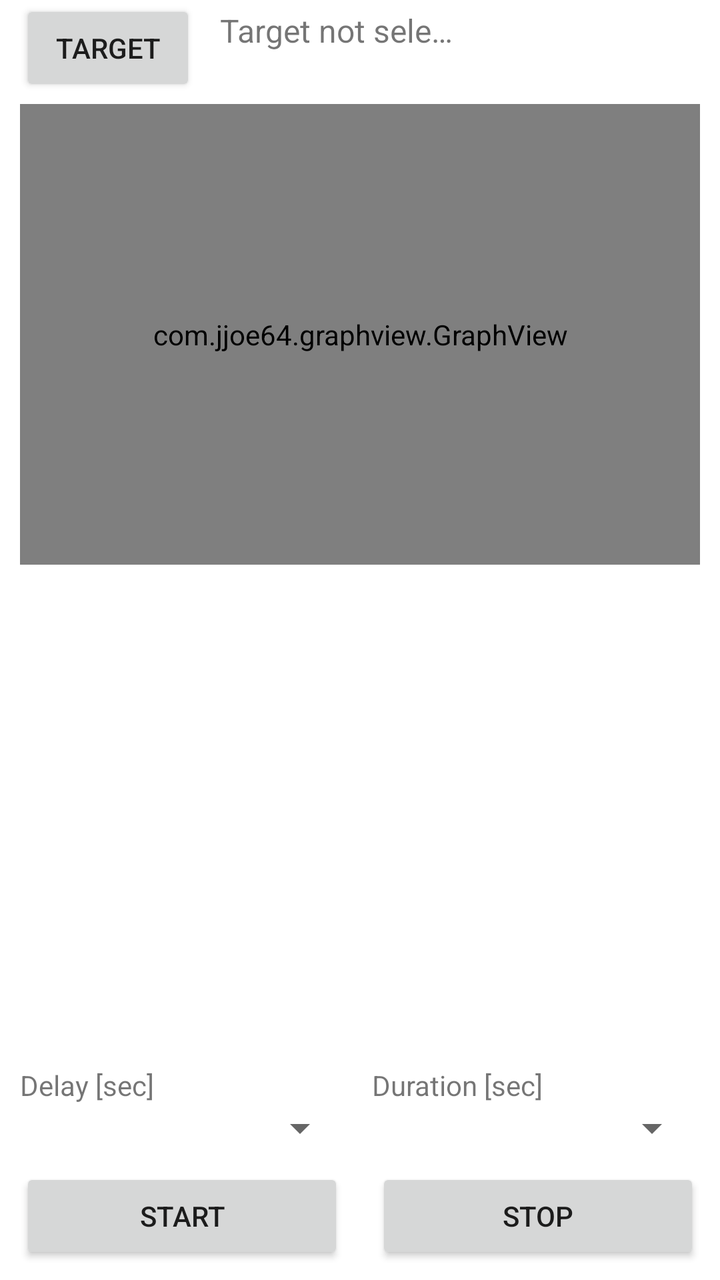
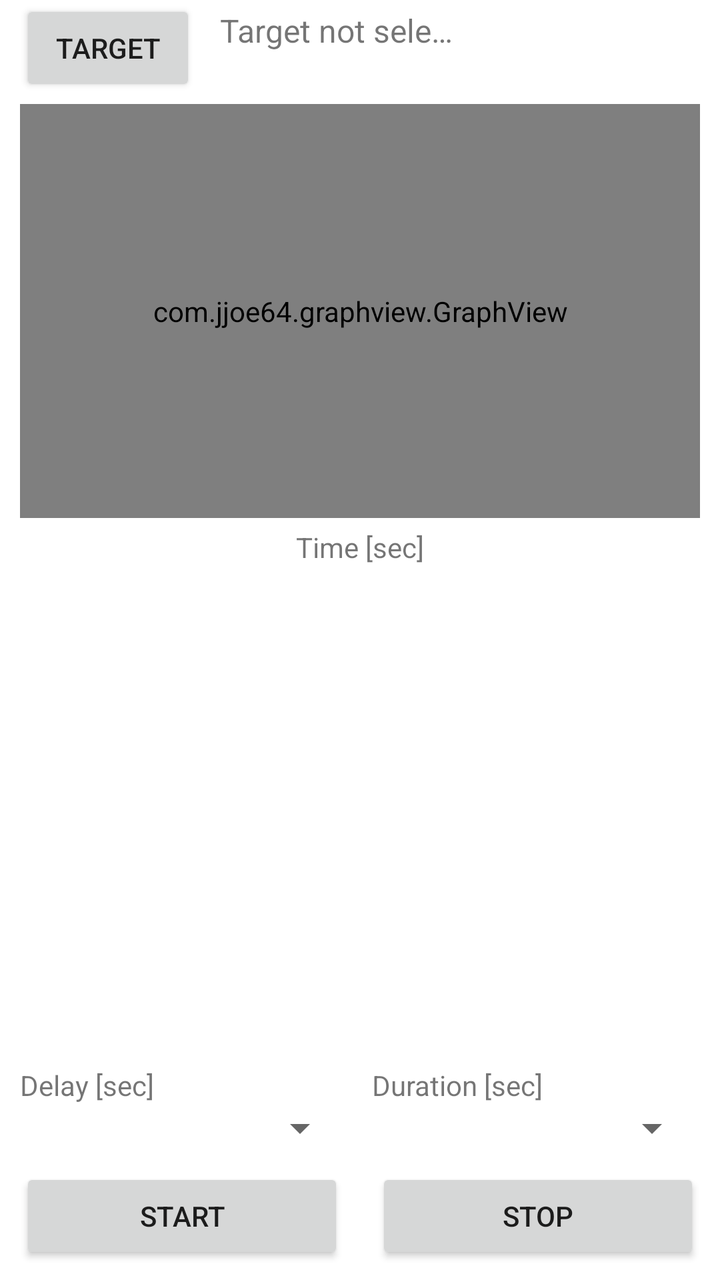

Before-and-after screenshots of an Android layout around one commit, followed by the original layout XML and the change that was made.
<!-- AndroidManifest.xml: application theme Theme.BTClassicScanner -->
<!-- res/layout/activity_main.xml -->
<?xml version="1.0" encoding="utf-8"?>
<androidx.constraintlayout.widget.ConstraintLayout xmlns:android="http://schemas.android.com/apk/res/android"
    xmlns:app="http://schemas.android.com/apk/res-auto"
    xmlns:tools="http://schemas.android.com/tools"
    android:id="@+id/rootLayout"
    android:layout_width="match_parent"
    android:layout_height="match_parent"
    android:paddingStart="10dp"
    android:paddingEnd="10dp"
    tools:context=".MainActivity">

    <LinearLayout
        android:id="@+id/targetRow"
        android:layout_width="0dp"
        android:layout_height="wrap_content"
        android:gravity="center_vertical"
        android:orientation="horizontal"
        app:layout_constraintEnd_toEndOf="parent"
        app:layout_constraintStart_toStartOf="parent"
        app:layout_constraintTop_toTopOf="parent">

        <Button
            android:id="@+id/targetButton"
            android:layout_width="wrap_content"
            android:layout_height="wrap_content"
            android:text="@string/target" />

        <LinearLayout
            android:layout_width="0dp"
            android:layout_height="wrap_content"
            android:layout_marginStart="12dp"
            android:layout_weight="1"
            android:orientation="horizontal">

            <LinearLayout
                android:layout_width="0dp"
                android:layout_height="wrap_content"
                android:layout_weight="1.1"
                android:orientation="vertical">

                <TextView
                    android:id="@+id/targetDeviceNameTextView"
                    android:layout_width="match_parent"
                    android:layout_height="wrap_content"
                    android:ellipsize="end"
                    android:maxLines="1"
                    android:text="@string/target_not_selected"
                    android:textSize="16sp" />

                <TextView
                    android:id="@+id/targetDeviceAddressTextView"
                    android:layout_width="match_parent"
                    android:layout_height="wrap_content"
                    android:ellipsize="end"
                    android:maxLines="1"
                    android:textSize="13sp" />
            </LinearLayout>

            <LinearLayout
                android:layout_width="0dp"
                android:layout_height="wrap_content"
                android:layout_marginStart="4dp"
                android:layout_weight="1"
                android:orientation="vertical">

                <TextView
                    android:id="@+id/targetDeviceTypeTextView"
                    android:layout_width="match_parent"
                    android:layout_height="wrap_content"
                    android:ellipsize="end"
                    android:maxLines="1"
                    android:textSize="13sp" />

                <TextView
                    android:id="@+id/targetDeviceClassTextView"
                    android:layout_width="match_parent"
                    android:layout_height="wrap_content"
                    android:ellipsize="end"
                    android:maxLines="1"
                    android:textSize="13sp" />
            </LinearLayout>
        </LinearLayout>
    </LinearLayout>

    <com.jjoe64.graphview.GraphView
        android:id="@+id/rssiGraph"
        android:layout_width="0dp"
        android:layout_height="0dp"
        android:layout_marginTop="4dp"
        app:layout_constraintEnd_toEndOf="parent"
        app:layout_constraintHeight_percent="0.36"
        app:layout_constraintStart_toStartOf="parent"
        app:layout_constraintTop_toBottomOf="@id/targetRow" />

    <TextView
        android:id="@+id/measurementTextView"
        android:layout_width="0dp"
        android:layout_height="wrap_content"
        android:layout_marginTop="8dp"
        android:minHeight="28dp"
        android:paddingStart="4dp"
        android:paddingEnd="4dp"
        android:text=""
        android:textSize="16sp"
        app:layout_constraintEnd_toEndOf="parent"
        app:layout_constraintStart_toStartOf="parent"
        app:layout_constraintTop_toBottomOf="@id/rssiGraph" />

    <View
        android:id="@+id/futureContentSpace"
        android:layout_width="0dp"
        android:layout_height="0dp"
        app:layout_constraintBottom_toTopOf="@id/controlPanel"
        app:layout_constraintEnd_toEndOf="parent"
        app:layout_constraintStart_toStartOf="parent"
        app:layout_constraintTop_toBottomOf="@id/measurementTextView" />

    <LinearLayout
        android:id="@+id/controlPanel"
        android:layout_width="0dp"
        android:layout_height="wrap_content"
        android:orientation="vertical"
        android:paddingBottom="8dp"
        app:layout_constraintBottom_toBottomOf="parent"
        app:layout_constraintEnd_toEndOf="parent"
        app:layout_constraintStart_toStartOf="parent">

        <LinearLayout
            android:layout_width="match_parent"
            android:layout_height="wrap_content"
            android:orientation="horizontal">

            <LinearLayout
                android:layout_width="0dp"
                android:layout_height="wrap_content"
                android:layout_weight="1"
                android:orientation="vertical">

                <TextView
                    android:layout_width="wrap_content"
                    android:layout_height="wrap_content"
                    android:text="@string/delay_seconds" />

                <Spinner
                    android:id="@+id/delaySpinner"
                    android:layout_width="match_parent"
                    android:layout_height="wrap_content" />
            </LinearLayout>

            <View
                android:layout_width="12dp"
                android:layout_height="0dp" />

            <LinearLayout
                android:layout_width="0dp"
                android:layout_height="wrap_content"
                android:layout_weight="1"
                android:orientation="vertical">

                <TextView
                    android:layout_width="wrap_content"
                    android:layout_height="wrap_content"
                    android:text="@string/duration_seconds" />

                <Spinner
                    android:id="@+id/durationSpinner"
                    android:layout_width="match_parent"
                    android:layout_height="wrap_content" />
            </LinearLayout>
        </LinearLayout>

        <LinearLayout
            android:layout_width="match_parent"
            android:layout_height="wrap_content"
            android:gravity="center"
            android:orientation="horizontal"
            android:paddingTop="8dp">

            <Button
                android:id="@+id/startButton"
                android:layout_width="0dp"
                android:layout_height="wrap_content"
                android:layout_weight="1"
                android:text="@string/start" />

            <View
                android:layout_width="16dp"
                android:layout_height="0dp" />

            <Button
                android:id="@+id/stopSaveButton"
                android:layout_width="0dp"
                android:layout_height="wrap_content"
                android:layout_weight="1"
                android:text="@string/stop" />
        </LinearLayout>
    </LinearLayout>

</androidx.constraintlayout.widget.ConstraintLayout>
<!-- resources referenced by this layout -->
<resources>
  <string name="delay_seconds">Delay [sec]</string>
  <string name="duration_seconds">Duration [sec]</string>
  <string name="start">START</string>
  <string name="stop">STOP</string>
  <string name="target">TARGET</string>
  <string name="target_not_selected">Target not selected</string>
  <style name="Theme.BTClassicScanner" parent="Theme.MaterialComponents.DayNight.DarkActionBar">
          
          <item name="colorPrimary">@color/purple_500</item>
          <item name="colorPrimaryVariant">@color/purple_700</item>
          <item name="colorOnPrimary">@color/white</item>
          
          <item name="colorSecondary">@color/teal_200</item>
          <item name="colorSecondaryVariant">@color/teal_700</item>
          <item name="colorOnSecondary">@color/black</item>
          
          <item name="android:statusBarColor" tools:targetApi="l">?attr/colorPrimaryVariant</item>
          
      </style>
  <color name="purple_500">#FF6200EE</color>
  <color name="purple_700">#FF3700B3</color>
  <color name="white">#FFFFFFFF</color>
  <color name="teal_200">#FF03DAC5</color>
  <color name="teal_700">#FF018786</color>
  <color name="black">#FF000000</color>
</resources>

<!-- the commit's change to res/layout/activity_main.xml (unified diff, before → after) -->
@@ -82,15 +82,37 @@
         </LinearLayout>
     </LinearLayout>
 
-    <com.jjoe64.graphview.GraphView
-        android:id="@+id/rssiGraph"
+    <androidx.constraintlayout.widget.ConstraintLayout
+        android:id="@+id/graphContainer"
         android:layout_width="0dp"
         android:layout_height="0dp"
         android:layout_marginTop="4dp"
         app:layout_constraintEnd_toEndOf="parent"
         app:layout_constraintHeight_percent="0.36"
         app:layout_constraintStart_toStartOf="parent"
-        app:layout_constraintTop_toBottomOf="@id/targetRow" />
+        app:layout_constraintTop_toBottomOf="@id/targetRow">
+
+        <com.jjoe64.graphview.GraphView
+            android:id="@+id/rssiGraph"
+            android:layout_width="0dp"
+            android:layout_height="0dp"
+            android:layout_marginBottom="7dp"
+            app:layout_constraintBottom_toTopOf="@id/xAxisTitleTextView"
+            app:layout_constraintEnd_toEndOf="parent"
+            app:layout_constraintStart_toStartOf="parent"
+            app:layout_constraintTop_toTopOf="parent" />
+
+        <TextView
+            android:id="@+id/xAxisTitleTextView"
+            android:layout_width="wrap_content"
+            android:layout_height="wrap_content"
+            android:includeFontPadding="false"
+            android:text="@string/time_axis_title"
+            android:textSize="14sp"
+            app:layout_constraintBottom_toBottomOf="parent"
+            app:layout_constraintEnd_toEndOf="parent"
+            app:layout_constraintStart_toStartOf="parent" />
+    </androidx.constraintlayout.widget.ConstraintLayout>
 
     <TextView
         android:id="@+id/measurementTextView"
@@ -104,7 +126,7 @@
         android:textSize="16sp"
         app:layout_constraintEnd_toEndOf="parent"
         app:layout_constraintStart_toStartOf="parent"
-        app:layout_constraintTop_toBottomOf="@id/rssiGraph" />
+        app:layout_constraintTop_toBottomOf="@id/graphContainer" />
 
     <View
         android:id="@+id/futureContentSpace"
<!-- resource entries referenced after the edit -->
@@ -6,6 +6,7 @@
   <string name="stop">STOP</string>
   <string name="target">TARGET</string>
   <string name="target_not_selected">Target not selected</string>
+  <string name="time_axis_title">Time [sec]</string>
   <style name="Theme.BTClassicScanner" parent="Theme.MaterialComponents.DayNight.DarkActionBar">
           
           <item name="colorPrimary">@color/purple_500</item>
